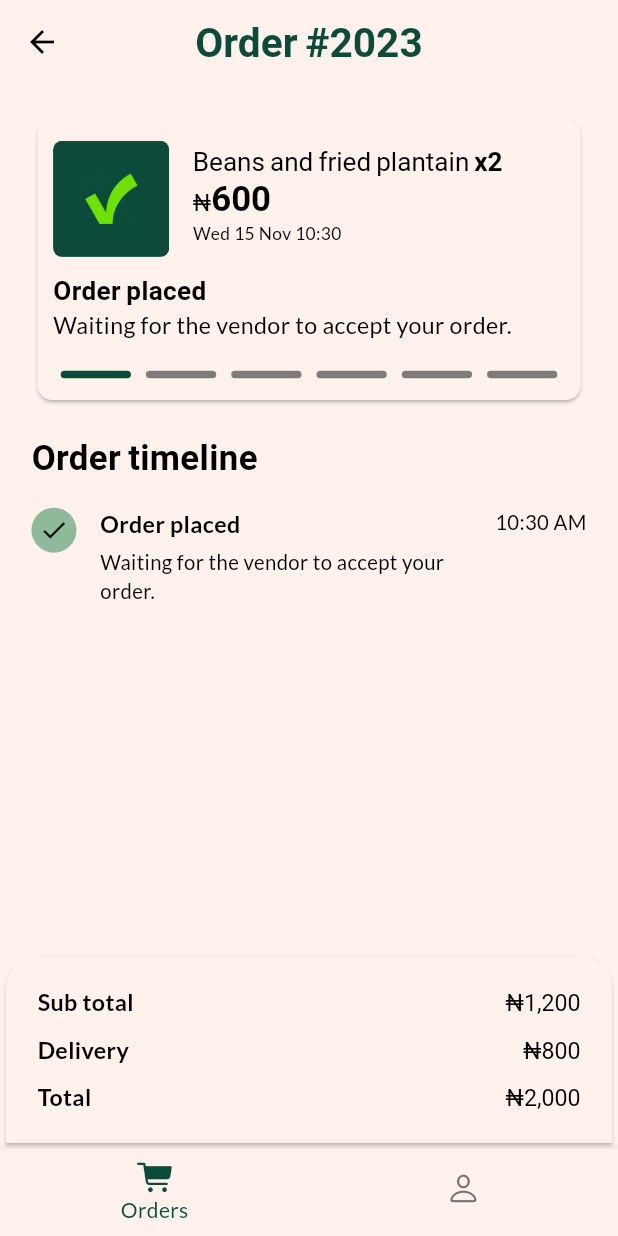
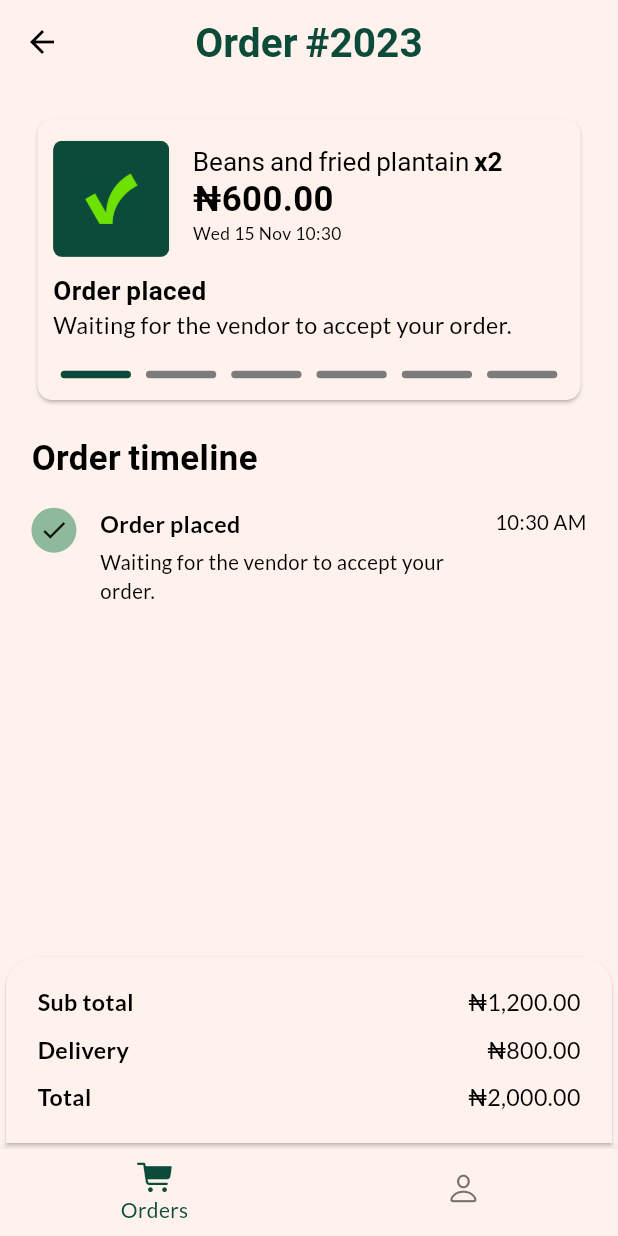
Before and after one commit to o-ifeanyi/work_sample, a Flutter app: the OrdersScreen screen opened by its route, after a tap on an icon or button, on a phone screen of 412 x 824 dp. Run offline on Flutter 3.47's test engine with Material 2 defaults, Android fonts, the phone set to English and light mode, and no system bars; drawn by our look-alikes of cached_network_image, overlay_support; our stand-ins replace firebase_auth, firebase_core, flex_color_scheme, flutter_native_splash, flutter_riverpod, flutter_screenutil and 8 more; missing offline and left inert: ably_flutter; accounts and stored records are empty; generated files the repository leaves out were written again; network calls fail; statements that could not run were skipped.

```diff
--- a/lib/app/presentation/widgets/order_detail_footer.dart
+++ b/lib/app/presentation/widgets/order_detail_footer.dart
@@ -1,6 +1,6 @@
 import 'package:eden_work_sample/app/data/models/order_model.dart';
+import 'package:eden_work_sample/core/extensions/extentions.dart';
 import 'package:eden_work_sample/core/utils/config.dart';
-import 'package:eden_work_sample/core/widgets/price_text.dart';
 import 'package:flutter/material.dart';
 
 class OrderDetailFooter extends StatelessWidget {
@@ -68,7 +68,7 @@ class OrderSummaryInfo extends StatelessWidget {
           style: Config.textTheme.bodyMedium
               ?.copyWith(fontWeight: FontWeight.bold),
         ),
-        PriceText(price: price),
+        Text(price.formatedPrice),
       ],
     );
   }
--- a/lib/app/presentation/widgets/order_item.dart
+++ b/lib/app/presentation/widgets/order_item.dart
@@ -3,7 +3,6 @@ import 'package:eden_work_sample/core/extensions/extentions.dart';
 import 'package:eden_work_sample/core/utils/config.dart';
 import 'package:eden_work_sample/core/utils/context_utils.dart';
 import 'package:eden_work_sample/core/widgets/network_image.dart';
-import 'package:eden_work_sample/core/widgets/price_text.dart';
 import 'package:eden_work_sample/core/widgets/progress_bar.dart';
 import 'package:flutter/material.dart';
 
@@ -46,9 +45,9 @@ class OrderItem extends StatelessWidget {
                           ],
                         ),
                       ),
-                      PriceText(
-                        price: order.price,
-                        priceStyle: Config.textTheme.titleSmall,
+                      Text(
+                        order.price.formatedPrice,
+                        style: Config.textTheme.titleSmall,
                       ),
                       Text(
                         order.orderDate.formatDateTime,
--- a/lib/core/extensions/extentions.dart
+++ b/lib/core/extensions/extentions.dart
@@ -13,12 +13,13 @@ extension DateExtension on DateTime {
 }
 
 extension DoubleExt on double {
-  String get formatedPrice => NumberFormat.decimalPattern().format(this);
+  String get formatedPrice => NumberFormat.simpleCurrency(
+        name: 'NGN',
+        decimalDigits: 2,
+      ).format(this);
 }
 
 extension StringExt on String {
-  String get currency => NumberFormat.simpleCurrency(name: this).currencySymbol;
-
   String get routeName {
     if (this == '/') return this;
     if (startsWith('/')) return split('/').last;
--- a/lib/core/widgets/price_text.dart
+++ /dev/null
@@ -1,34 +0,0 @@
-import 'package:eden_work_sample/core/extensions/extentions.dart';
-import 'package:eden_work_sample/core/utils/config.dart';
-import 'package:eden_work_sample/core/utils/context_utils.dart';
-import 'package:flutter/material.dart';
-
-class PriceText extends StatelessWidget {
-  const PriceText({
-    super.key,
-    required this.price,
-    this.priceStyle,
-  });
-
-  final double price;
-  final TextStyle? priceStyle;
-
-  @override
-  Widget build(BuildContext context) {
-    return RichText(
-      text: TextSpan(
-        text: 'NGN'.currency,
-        style: Config.textTheme.bodyMedium?.copyWith(
-          fontFamily: '',
-          color: context.theme.textTheme.bodyMedium?.color,
-        ),
-        children: [
-          TextSpan(
-            text: price.formatedPrice,
-            style: priceStyle,
-          )
-        ],
-      ),
-    );
-  }
-}
```
